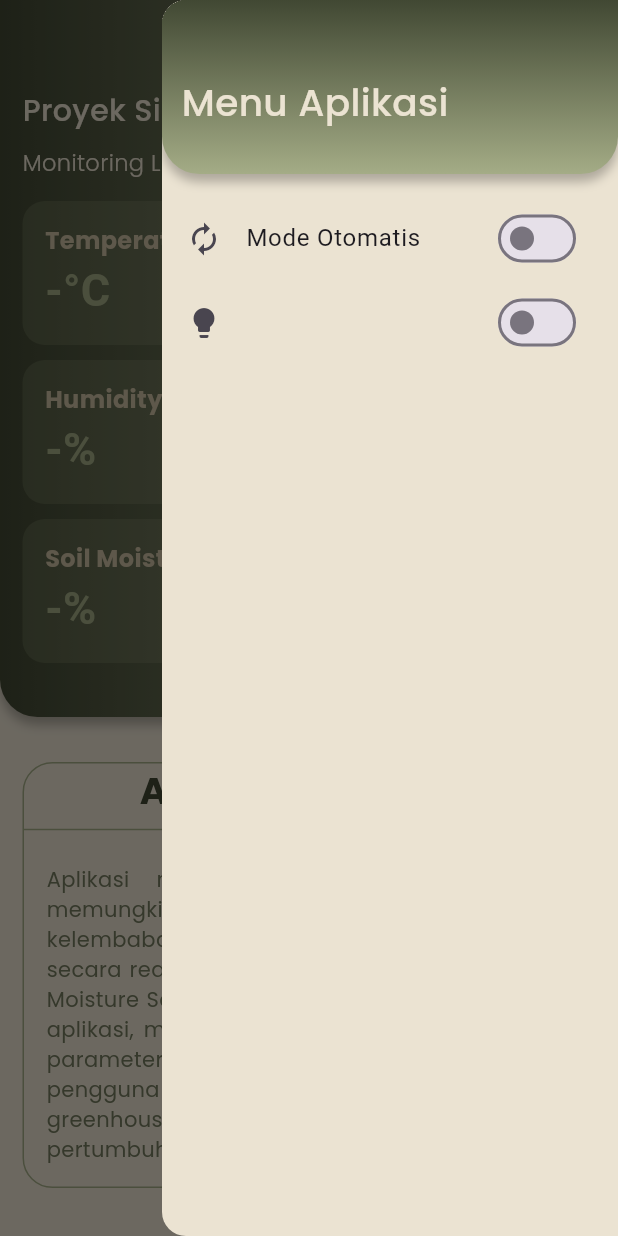
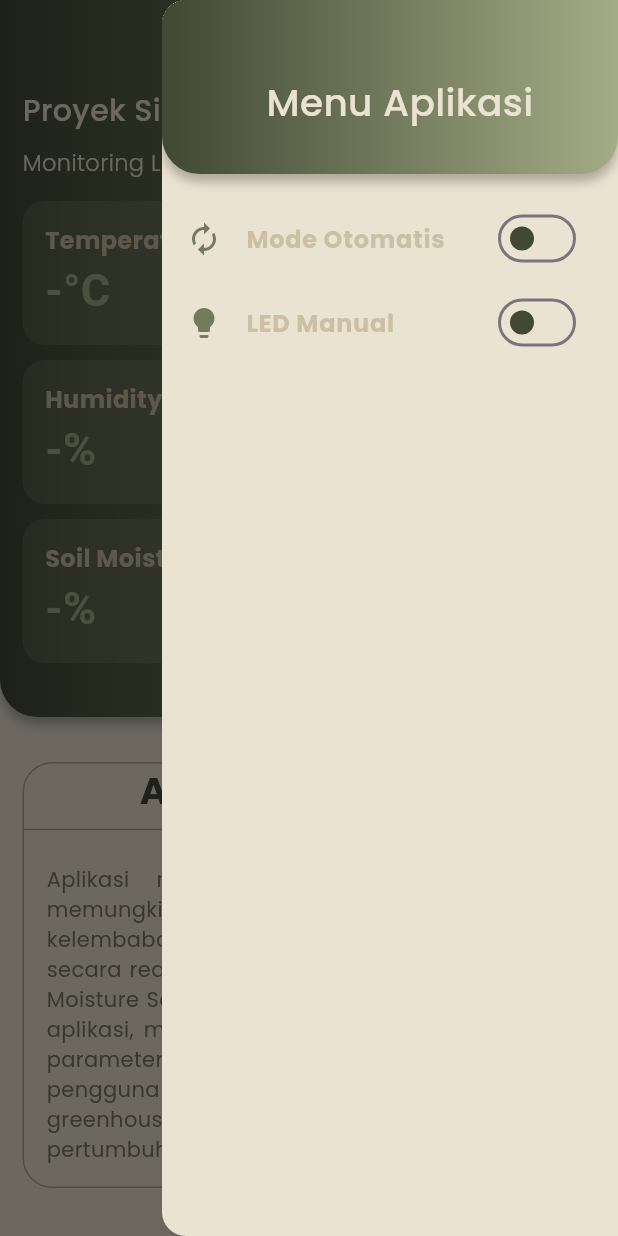
Before and after one commit to KaLLen-6th/proyeksk, a Flutter app: the screen it shows after launch, with the side drawer open, on a phone screen of 412 x 824 dp. Run offline on Flutter 3.47's test engine with Material 3 defaults, Android fonts, the phone set to English and light mode, and no system bars; our stand-ins replace firebase_core, firebase_database, google_fonts, lottie; accounts and stored records are empty.

Commit message:
new widget

```diff
--- a/lib/pages/home_page.dart
+++ b/lib/pages/home_page.dart
@@ -2,6 +2,7 @@ import 'package:flutter/material.dart';
 import 'package:lottie/lottie.dart';
 import 'package:projeksk/providers/app_provider.dart';
 import 'package:projeksk/themes/color.dart';
+import 'package:projeksk/widget/app_drawer.dart';
 import 'package:projeksk/widget/data_container.dart';
 import 'package:provider/provider.dart';
 
@@ -21,76 +22,7 @@ class _HomePageState extends State<HomePage> {
           return Scaffold(
             key: Scaffoldkey,
             backgroundColor: TemaWarna.bone,
-            endDrawer: Drawer(
-              backgroundColor: TemaWarna.bone,
-              child: ListView(
-                padding: EdgeInsets.zero,
-                children: [
-                  Container(
-                    margin: EdgeInsets.only(
-                      bottom: 15,
-                    ),
-                    padding: EdgeInsets.only(
-                      top: 20,
-                    ),
-                    decoration: BoxDecoration(
-                      gradient: LinearGradient(
-                          colors: [TemaWarna.ebony, TemaWarna.sage],
-                          begin: Alignment.topCenter,
-                          end: Alignment.bottomCenter
-                      ),
-                      borderRadius: BorderRadius.vertical(
-                        bottom: Radius.circular(25)
-                      ),
-                      boxShadow: const [
-                      BoxShadow(
-                          color: Colors.black26,
-                          blurRadius: 5,
-                          offset: Offset(0, 5)
-                      )
-                     ]
-                    ),
-                    child: Container(
-                      padding: EdgeInsets.only(
-                          top: 30, bottom: 30
-                      ),
-                        child: Column(
-                          crossAxisAlignment: CrossAxisAlignment.start,
-                          children: [
-                              Padding(
-                                padding: const EdgeInsets.only(left: 13),
-                                child: Text(
-                                    "Menu Aplikasi",
-                                    style: appProvider.modeldrawer,
-                                ),
-                              ),
-                          ],
-                        )
-                    ),
-                  ),
-                  ListTile(
-                    leading: Icon(Icons.autorenew),
-                    title: Text("Mode Otomatis"),
-                    trailing: Switch(
-                        value: appProvider.autoMode,
-                        onChanged: (value) {
-                          appProvider.setAutoMode(value);
-                        }),
-                  ),
-                  ListTile(
-                    leading: Icon(Icons.lightbulb),
-                    title: Text("LED Manual", style: appProvider.model1,),
-                    trailing: Switch(
-                        value: appProvider.NilaiLed,
-                        onChanged: appProvider.autoMode
-                            ? null
-                            : (value) {
-                          appProvider.setLed(value);
-                        }),
-                  )
-                ],
-              ),
-            ),
+            endDrawer: const AppDrawer(),
             body: Column(
               children: [
                 Container(
--- /dev/null
+++ b/lib/widget/app_drawer.dart
@@ -0,0 +1,105 @@
+import 'package:flutter/material.dart';
+import 'package:provider/provider.dart';
+import 'package:projeksk/providers/app_provider.dart';
+import 'package:projeksk/themes/color.dart';
+
+class AppDrawer extends StatelessWidget {
+  const AppDrawer({super.key});
+
+  @override
+  Widget build(BuildContext context) {
+    return Consumer<AppProvider>(
+      builder: (context, appProvider, child) {
+        return Drawer(
+          backgroundColor: TemaWarna.bone,
+          child: ListView(
+            padding: EdgeInsets.zero,
+            children: [
+              Container(
+                margin: EdgeInsets.only(
+                  bottom: 15,
+                ),
+                padding: EdgeInsets.only(
+                  top: 20,
+                ),
+                decoration: BoxDecoration(
+                    gradient: LinearGradient(
+                      colors: [TemaWarna.ebony, TemaWarna.sage],
+                      // begin: Alignment.topCenter,
+                      // end: Alignment.bottomCenter
+                    ),
+                    borderRadius: BorderRadius.vertical(
+                        bottom: Radius.circular(25)
+                    ),
+                    boxShadow: const [
+                      BoxShadow(
+                          color: Colors.black26,
+                          blurRadius: 5,
+                          offset: Offset(0, 5)
+                      )
+                    ]
+                ),
+                child: Container(
+                    padding: EdgeInsets.only(
+                        top: 30, bottom: 30
+                    ),
+                    child: Column(
+                      crossAxisAlignment: CrossAxisAlignment.start,
+                      children: [
+                        Padding(
+                          padding: const EdgeInsets.only(left: 13),
+                          child: Center(
+                            child: Text(
+                              "Menu Aplikasi",
+                              style: appProvider.modeldrawer,
+                            ),
+                          ),
+                        ),
+                      ],
+                    )
+                ),
+              ),
+              ListTile(
+                leading: Icon(Icons.autorenew,
+                  color: TemaWarna.resedaGreen,),
+                title: Text(
+                  "Mode Otomatis",
+                  style: appProvider.modeltitle,),
+                trailing: Switch(
+                  value: appProvider.autoMode,
+                  onChanged: (value) {
+                    appProvider.setAutoMode(value);
+                  },
+                  activeThumbColor: TemaWarna.sage,
+                  activeTrackColor: TemaWarna.ebony,
+                  inactiveThumbColor: TemaWarna.ebony,
+                  inactiveTrackColor: TemaWarna.bone,
+                ),
+              ),
+              ListTile(
+                leading: Icon(Icons.lightbulb,
+                  color: TemaWarna.resedaGreen,
+                ),
+                title: Text(
+                  "LED Manual",
+                  style: appProvider.modeltitle,),
+                trailing: Switch(
+                  value: appProvider.NilaiLed,
+                  onChanged: appProvider.autoMode
+                      ? null
+                      : (value) {
+                    appProvider.setLed(value);
+                  },
+                  activeThumbColor: TemaWarna.sage,
+                  activeTrackColor: TemaWarna.ebony,
+                  inactiveThumbColor: TemaWarna.ebony,
+                  inactiveTrackColor: TemaWarna.bone,
+                ),
+              )
+            ],
+          ),
+        );
+       }
+       );
+  }
+}
```
